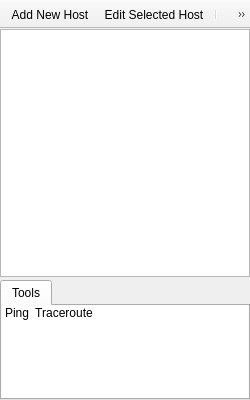
Qt form mainwindow.ui (renatoferreirarenatoferreira/quickmon) before a commit.
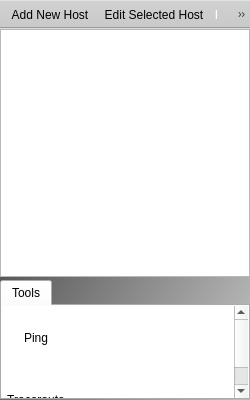
The same form after that commit. Icons and pictures are not drawn. Custom widgets are drawn as their Qt base class.

```diff
--- a/mainwindow.ui
+++ b/mainwindow.ui
@@ -26,6 +26,17 @@
    <iconset resource="MainResources.qrc">
     <normaloff>:/Icons/Search</normaloff>:/Icons/Search</iconset>
   </property>
+  <property name="styleSheet">
+   <string notr="true">#MainWindow
+{
+    background: qlineargradient(x1:0, y1:0, x2:1, y2:1, stop:0 #1c1c1c, stop:1 #c9c9c9)
+}
+#toolBar
+{
+    background: #c9c9c9;
+}
+</string>
+  </property>
   <property name="locale">
    <locale language="English" country="UnitedStates"/>
   </property>
@@ -98,6 +109,31 @@
         </property>
         <item>
          <widget class="ToolsListWidget" name="listWidget_Tools">
+          <property name="styleSheet">
+           <string notr="true">#tabWidget_Tools::pane {
+    border: 0;
+}
+#listWidget_Tools {
+    outline: none;
+}
+#listWidget_Tools::item
+{
+    border: 2px solid transparent;
+    width: 65px;
+    height: 55px;
+    padding-top: 3px;
+}
+#listWidget_Tools::item:focus
+{
+    border: 2px solid transparent;
+    outline: none;
+}
+#listWidget_Tools::item:hover
+{
+    border: 2px grey;
+    border-style: outset;
+}</string>
+          </property>
           <property name="frameShape">
            <enum>QFrame::NoFrame</enum>
           </property>
```
